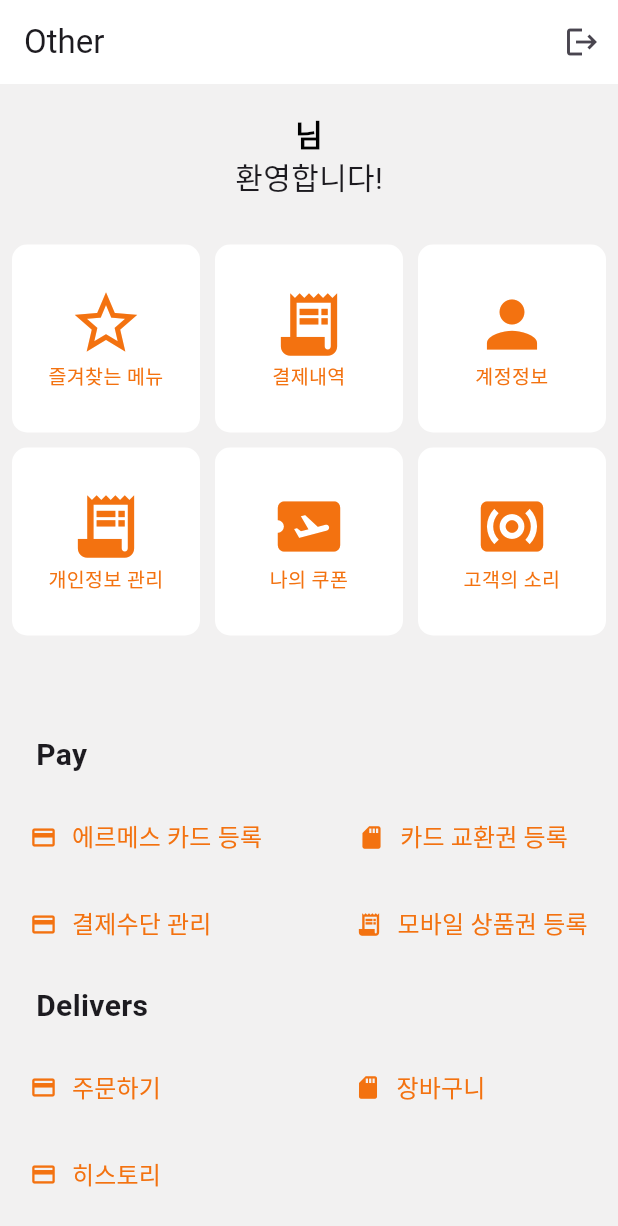
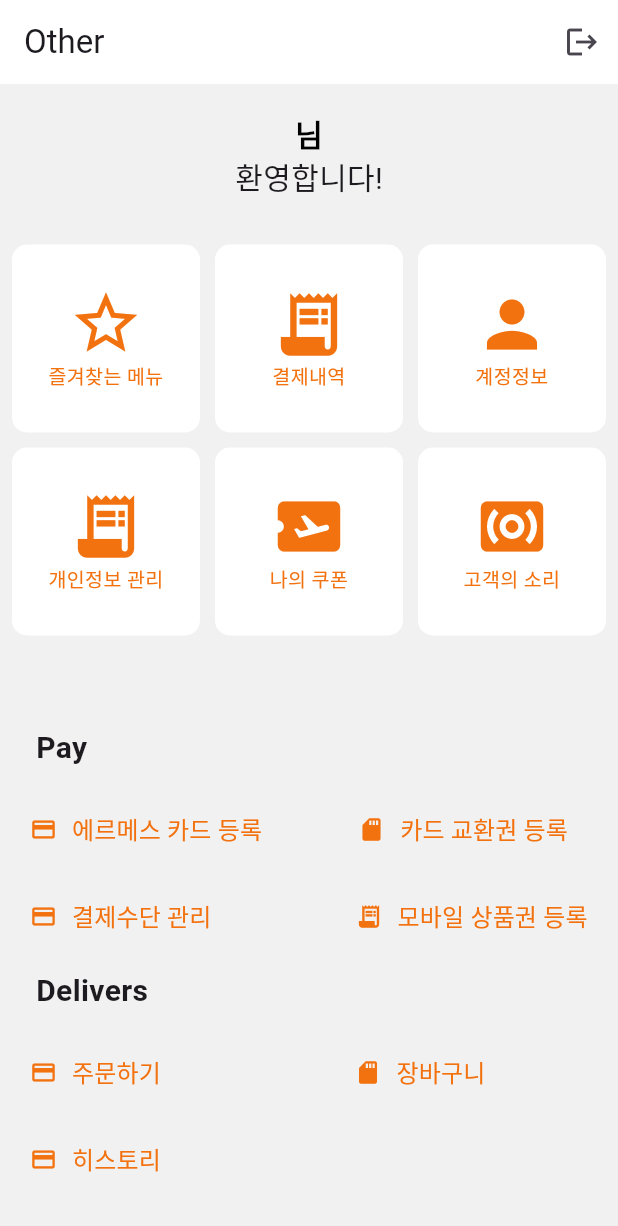
Before and after one commit to Deokwon-Kim/cafe_order_system, a Flutter app: the OtherPage screen opened directly, on a phone screen of 412 x 824 dp. Shown: the top 1226 px of the screen. Run offline on Flutter 3.47's test engine with Material 3 defaults, Android fonts, the phone set to English and light mode, and no system bars; our stand-ins replace badges, carousel_slider, cloud_firestore, firebase_auth, firebase_core, flutter_local_notifications and 1 more; missing offline and left inert: tosspayments_widget_sdk_flutter; accounts and stored records are empty.

Commit message:
OtherPage: 화면 크기에 따라 레이아웃 조정 및 결제 관련 버튼 정렬 개선

```diff
--- a/lib/pages/other_page.dart
+++ b/lib/pages/other_page.dart
@@ -12,6 +12,7 @@ class OtherPage extends StatelessWidget {
   Widget build(BuildContext context) {
     User? user = FirebaseAuth.instance.currentUser;
     final username = Provider.of<UserProvider>(context, listen: false);
+    final size = MediaQuery.of(context).size;
 
     final List<Widget> gridItems = [
       menuItem(
@@ -118,8 +119,10 @@ class OtherPage extends StatelessWidget {
                       children: gridItems,
                     ),
                   ),
-                  SizedBox(height: 10),
-                  Column(
+
+                  Transform.translate(
+                    offset: Offset(0, 5),
+                    child: Column(
                       children: [
                         Padding(
                           padding: const EdgeInsets.all(16.0),
@@ -218,6 +221,7 @@ class OtherPage extends StatelessWidget {
                           ],
                         ),
                       ],
+                    ),
                   ),
                   Column(
                     children: [
```
Lines whose indentation alone changed are shown as unchanged.
